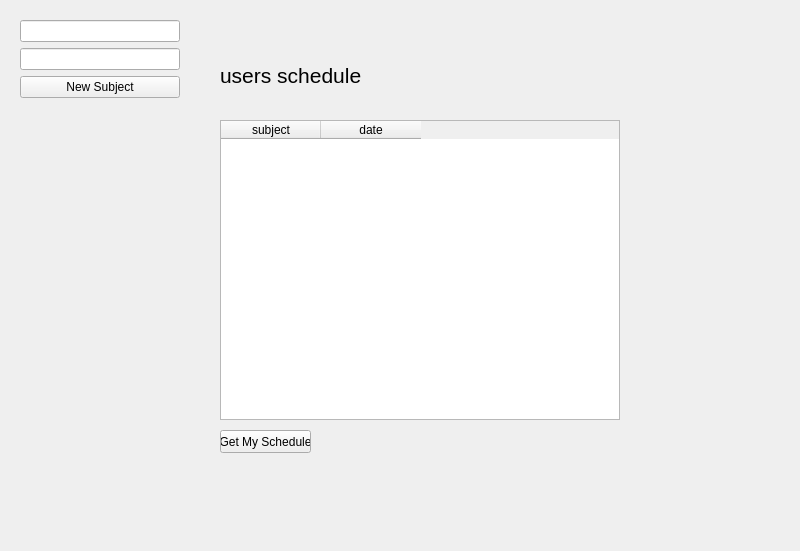
This is Home.ui in Mjolksaft/Grupp-13 as Qt 5 draws it before an edit. The edited form follows.
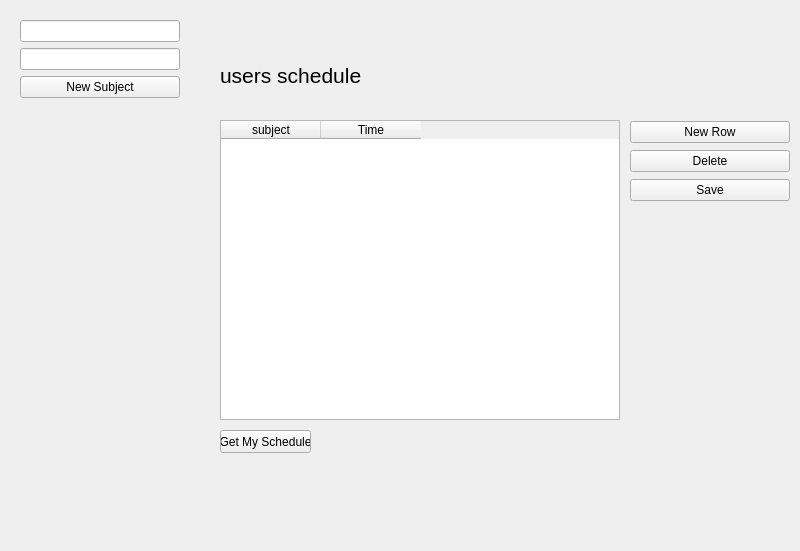
This is the edited form.

Commit message: added remove/add remove

What changed in the file:
```diff
--- a/Home.ui
+++ b/Home.ui
@@ -29,7 +29,7 @@
    </column>
    <column>
     <property name="text">
-     <string>date</string>
+     <string>Time</string>
     </property>
    </column>
   </widget>
@@ -89,6 +89,39 @@
     </item>
    </layout>
   </widget>
+  <widget class="QWidget" name="verticalLayoutWidget_2">
+   <property name="geometry">
+    <rect>
+     <x>630</x>
+     <y>120</y>
+     <width>160</width>
+     <height>83</height>
+    </rect>
+   </property>
+   <layout class="QVBoxLayout" name="verticalLayout">
+    <item>
+     <widget class="QPushButton" name="newRowButton">
+      <property name="text">
+       <string>New Row</string>
+      </property>
+     </widget>
+    </item>
+    <item>
+     <widget class="QPushButton" name="deleteButton">
+      <property name="text">
+       <string>Delete</string>
+      </property>
+     </widget>
+    </item>
+    <item>
+     <widget class="QPushButton" name="saveButton">
+      <property name="text">
+       <string>Save</string>
+      </property>
+     </widget>
+    </item>
+   </layout>
+  </widget>
  </widget>
  <resources/>
  <connections/>
```
The commit also changes 1 other file.
